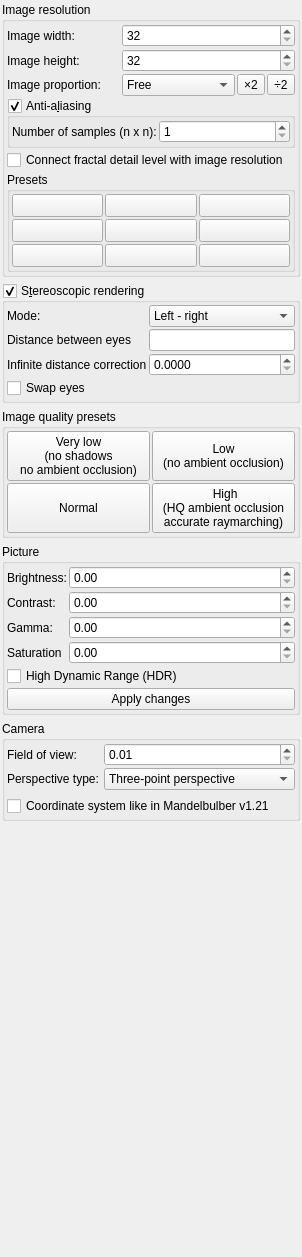
The window that mandelbulber2/qt/dock_image_adjustments.ui (buddhi1980/mandelbulber2) describes before a commit, drawn with Qt 5.
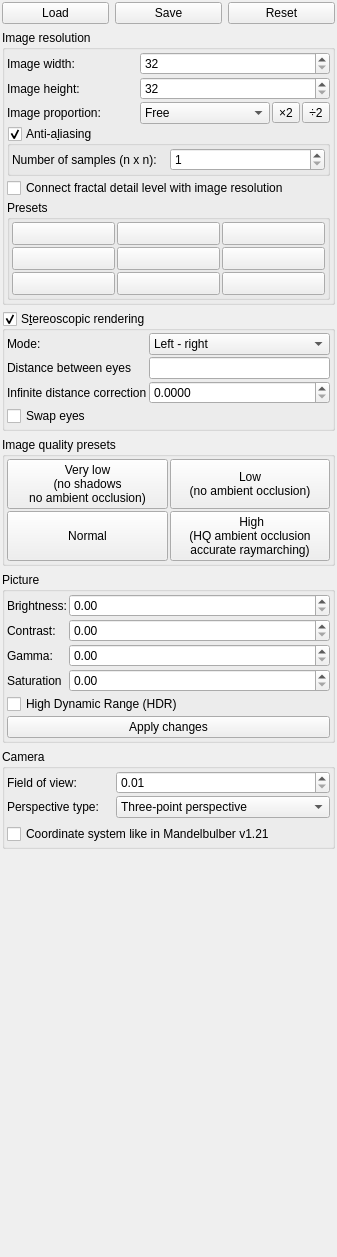
The same window after the commit. Icons and pictures are not drawn. Custom widgets are drawn as their Qt base class.

Commit message: Added Load/Save/Reset buttons to several docks/tabs TODO: selective loading/saving settings for fractal tabs and object parameters

```diff
--- a/mandelbulber2/qt/dock_image_adjustments.ui
+++ b/mandelbulber2/qt/dock_image_adjustments.ui
@@ -6,7 +6,7 @@
    <rect>
     <x>0</x>
     <y>0</y>
-    <width>302</width>
+    <width>337</width>
     <height>1257</height>
    </rect>
   </property>
@@ -26,6 +26,31 @@
    <property name="bottomMargin">
     <number>2</number>
    </property>
+   <item>
+    <layout class="QHBoxLayout" name="horizontalLayout_2">
+     <item>
+      <widget class="cButtonLoadSettingsFromWidget" name="pushButton_local_load_2">
+       <property name="text">
+        <string>Load</string>
+       </property>
+      </widget>
+     </item>
+     <item>
+      <widget class="cButtonSaveSettingsFromWidget" name="pushButton_local_save_2">
+       <property name="text">
+        <string>Save</string>
+       </property>
+      </widget>
+     </item>
+     <item>
+      <widget class="cButtonResetSettingsFromWidget" name="pushButton_local_reset_2">
+       <property name="text">
+        <string>Reset</string>
+       </property>
+      </widget>
+     </item>
+    </layout>
+   </item>
    <item>
     <widget class="QGroupBox" name="groupBox_imageResolution">
      <property name="title">
@@ -990,6 +1015,12 @@
    <extends>QDoubleSpinBox</extends>
    <header>my_double_spin_box.h</header>
   </customwidget>
+  <customwidget>
+   <class>MyGroupBox</class>
+   <extends>QGroupBox</extends>
+   <header>my_group_box.h</header>
+   <container>1</container>
+  </customwidget>
   <customwidget>
    <class>MySpinBox</class>
    <extends>QSpinBox</extends>
@@ -1006,10 +1037,19 @@
    <header>my_line_edit.h</header>
   </customwidget>
   <customwidget>
-   <class>MyGroupBox</class>
-   <extends>QGroupBox</extends>
-   <header>my_group_box.h</header>
-   <container>1</container>
+   <class>cButtonLoadSettingsFromWidget</class>
+   <extends>QPushButton</extends>
+   <header>buton_load_settings_from_widget.h</header>
+  </customwidget>
+  <customwidget>
+   <class>cButtonSaveSettingsFromWidget</class>
+   <extends>QPushButton</extends>
+   <header>buton_save_settings_from_widget.h</header>
+  </customwidget>
+  <customwidget>
+   <class>cButtonResetSettingsFromWidget</class>
+   <extends>QPushButton</extends>
+   <header>buton_reset_settings_from_widget.h</header>
   </customwidget>
  </customwidgets>
  <tabstops>
```
The commit also changes 13 other files.
